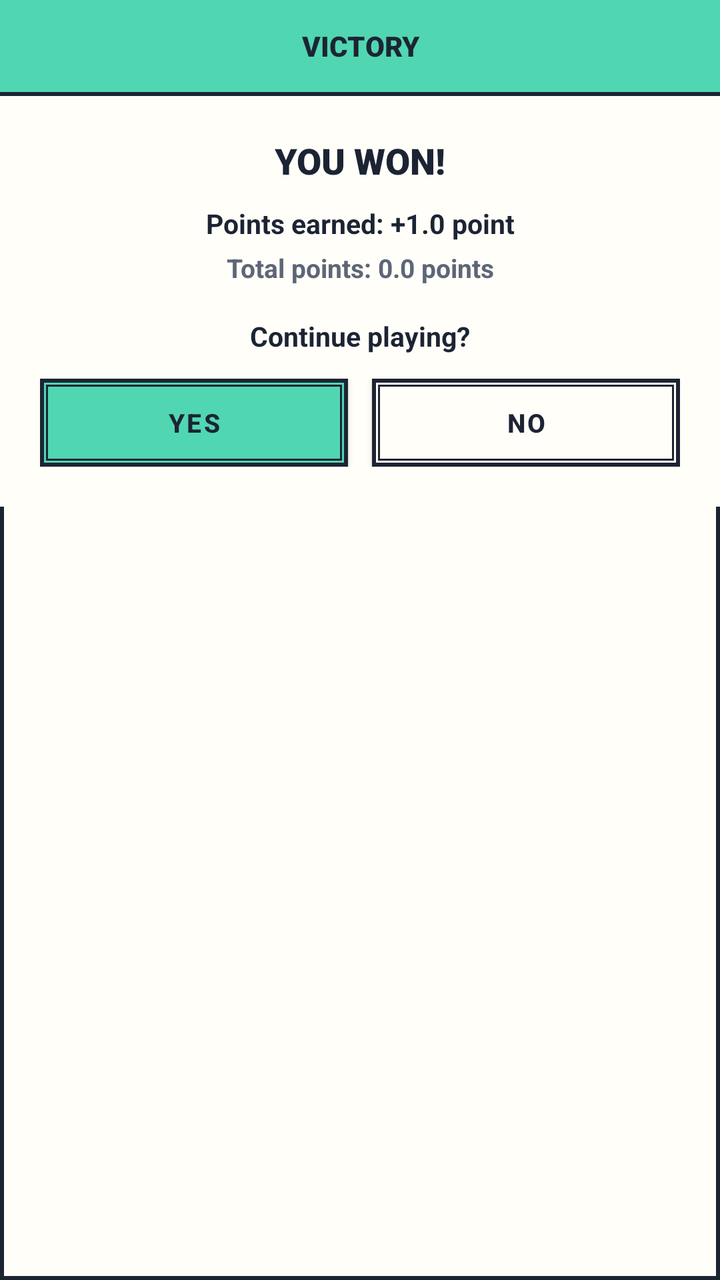
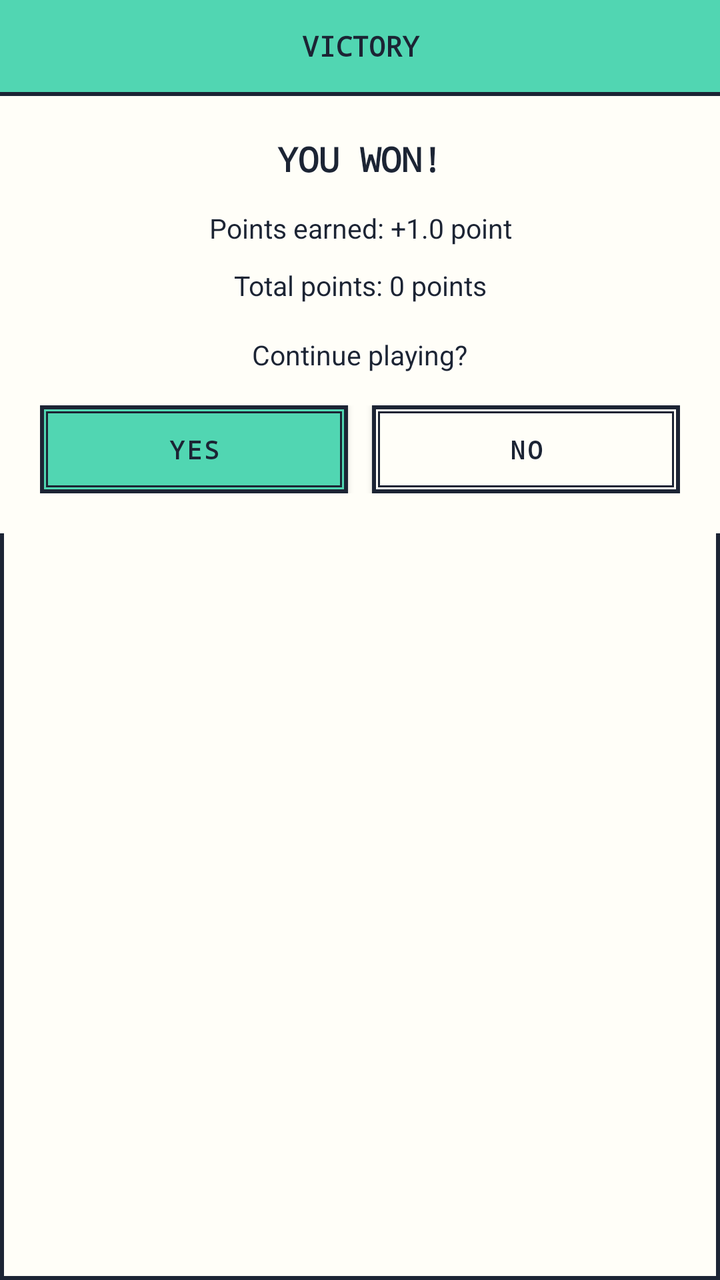

An Android layout rendered at two revisions. The XML below is the earlier revision; the diff shows what the commit changed to produce the second picture.
<!-- AndroidManifest.xml: application theme Theme.CaroGame -->
<!-- res/layout/matchresult.xml -->
<?xml version="1.0" encoding="utf-8"?>
<LinearLayout xmlns:android="http://schemas.android.com/apk/res/android"
    xmlns:app="http://schemas.android.com/apk/res-auto"
    android:layout_width="330dp"
    android:layout_height="wrap_content"
    android:background="@drawable/bg_box_cream"
    android:orientation="vertical">

    <TextView
        android:id="@+id/lblResultTitle"
        android:layout_width="match_parent"
        android:layout_height="46dp"
        android:background="@color/kora_mint"
        android:fontFamily="sans-serif-black"
        android:gravity="center"
        android:text="VICTORY"
        android:textColor="@color/kora_ink"
        android:textSize="14sp"
        android:textStyle="bold" />

    <View
        android:layout_width="match_parent"
        android:layout_height="2dp"
        android:background="@color/kora_ink" />

    <LinearLayout
        android:layout_width="match_parent"
        android:layout_height="wrap_content"
        android:background="@color/kora_cream"
        android:gravity="center_horizontal"
        android:orientation="vertical"
        android:padding="20dp">

        <TextView
            android:id="@+id/lblMessage"
            android:layout_width="match_parent"
            android:layout_height="wrap_content"
            android:fontFamily="sans-serif-black"
            android:gravity="center"
            android:lineSpacingExtra="4dp"
            android:text="YOU WON!"
            android:textColor="@color/kora_ink"
            android:textSize="18sp"
            android:textStyle="bold" />

        <TextView
            android:id="@+id/lblPointsEarned"
            android:layout_width="match_parent"
            android:layout_height="wrap_content"
            android:layout_marginTop="10dp"
            android:gravity="center"
            android:text="Points earned: +1.0 point"
            android:textColor="@color/kora_ink"
            android:textSize="13.5sp"
            android:textStyle="bold" />

        <TextView
            android:id="@+id/lblTotalPoints"
            android:layout_width="match_parent"
            android:layout_height="wrap_content"
            android:layout_marginTop="4dp"
            android:gravity="center"
            android:text="Total points: 0.0 points"
            android:textColor="@color/kora_muted"
            android:textSize="13sp"
            android:textStyle="bold" />

        <TextView
            android:id="@+id/lblRematchPrompt"
            android:layout_width="wrap_content"
            android:layout_height="wrap_content"
            android:layout_marginTop="16dp"
            android:text="Continue playing?"
            android:textColor="@color/kora_ink"
            android:textSize="13.5sp"
            android:textStyle="bold" />

        <LinearLayout
            android:layout_width="match_parent"
            android:layout_height="wrap_content"
            android:layout_marginTop="12dp"
            android:orientation="horizontal">

            <Button
                android:id="@+id/btnYesRematch"
                android:layout_width="0dp"
                android:layout_height="44dp"
                android:layout_marginEnd="6dp"
                android:layout_weight="1"
                android:background="@drawable/bg_btn_mint"
                android:text="YES"
                android:textColor="@color/kora_ink"
                android:textSize="13sp"
                android:textStyle="bold"
                app:backgroundTint="@null" />

            <Button
                android:id="@+id/btnNoHome"
                android:layout_width="0dp"
                android:layout_height="44dp"
                android:layout_marginStart="6dp"
                android:layout_weight="1"
                android:background="@drawable/bg_btn_cream"
                android:text="NO"
                android:textColor="@color/kora_ink"
                android:textSize="13sp"
                android:textStyle="bold"
                app:backgroundTint="@null" />
        </LinearLayout>

    </LinearLayout>
</LinearLayout>
<!-- resources referenced by this layout -->
<resources>
  <color name="kora_cream">#FFFEF8</color>
  <color name="kora_ink">#1C2434</color>
  <color name="kora_mint">#51D6B2</color>
  <color name="kora_muted">#5D6678</color>
  <!-- drawable bg_box_cream (drawable) -->
  <?xml version="1.0" encoding="utf-8"?>
  <shape xmlns:android="http://schemas.android.com/apk/res/android" android:shape="rectangle">
      <solid android:color="@color/kora_cream" />
      <stroke android:width="2dp" android:color="@color/kora_ink" />
  </shape>
  <!-- drawable bg_btn_cream (drawable) -->
  <?xml version="1.0" encoding="utf-8"?>
  <layer-list xmlns:android="http://schemas.android.com/apk/res/android">
      <item>
          <shape android:shape="rectangle">
              <solid android:color="@color/kora_cream" />
              <stroke android:width="2dp" android:color="@color/kora_ink" />
          </shape>
      </item>
      <item android:left="3dp" android:top="3dp" android:right="3dp" android:bottom="3dp">
          <shape android:shape="rectangle">
              <solid android:color="@color/kora_cream" />
              <stroke android:width="1dp" android:color="@color/kora_ink" />
          </shape>
      </item>
  </layer-list>
  <!-- drawable bg_btn_mint (drawable) -->
  <?xml version="1.0" encoding="utf-8"?>
  <layer-list xmlns:android="http://schemas.android.com/apk/res/android">
      <item>
          <shape android:shape="rectangle">
              <solid android:color="@color/kora_mint" />
              <stroke android:width="2dp" android:color="@color/kora_ink" />
          </shape>
      </item>
      <item android:left="3dp" android:top="3dp" android:right="3dp" android:bottom="3dp">
          <shape android:shape="rectangle">
              <solid android:color="@color/kora_mint" />
              <stroke android:width="1dp" android:color="@color/kora_ink" />
          </shape>
      </item>
  </layer-list>
  <style name="Theme.CaroGame" parent="Theme.MaterialComponents.Light.NoActionBar">
          <item name="colorPrimary">@color/kora_ink</item>
          <item name="colorPrimaryVariant">@color/kora_navy_timer</item>
          <item name="colorOnPrimary">@color/kora_surface</item>
          <item name="colorSecondary">@color/kora_mint</item>
          <item name="android:statusBarColor">@color/kora_ink</item>
          <item name="android:windowBackground">@color/kora_bg</item>
      </style>
  <color name="kora_navy_timer">#1C2434</color>
  <color name="kora_surface">#FFFFFF</color>
  <color name="kora_bg">#FFFFFF</color>
</resources>

<!-- the commit's change to res/layout/matchresult.xml (unified diff, before → after) -->
@@ -1,7 +1,7 @@
 <?xml version="1.0" encoding="utf-8"?>
 <LinearLayout xmlns:android="http://schemas.android.com/apk/res/android"
     xmlns:app="http://schemas.android.com/apk/res-auto"
-    android:layout_width="330dp"
+    android:layout_width="match_parent"
     android:layout_height="wrap_content"
     android:background="@drawable/bg_box_cream"
     android:orientation="vertical">
@@ -11,7 +11,7 @@
         android:layout_width="match_parent"
         android:layout_height="46dp"
         android:background="@color/kora_mint"
-        android:fontFamily="sans-serif-black"
+        android:fontFamily="monospace"
         android:gravity="center"
         android:text="VICTORY"
         android:textColor="@color/kora_ink"
@@ -35,35 +35,33 @@
             android:id="@+id/lblMessage"
             android:layout_width="match_parent"
             android:layout_height="wrap_content"
-            android:fontFamily="sans-serif-black"
+            android:fontFamily="monospace"
             android:gravity="center"
             android:lineSpacingExtra="4dp"
             android:text="YOU WON!"
             android:textColor="@color/kora_ink"
-            android:textSize="18sp"
+            android:textSize="17sp"
             android:textStyle="bold" />
 
         <TextView
             android:id="@+id/lblPointsEarned"
             android:layout_width="match_parent"
             android:layout_height="wrap_content"
-            android:layout_marginTop="10dp"
+            android:layout_marginTop="14dp"
             android:gravity="center"
             android:text="Points earned: +1.0 point"
             android:textColor="@color/kora_ink"
-            android:textSize="13.5sp"
-            android:textStyle="bold" />
+            android:textSize="13.5sp" />
 
         <TextView
             android:id="@+id/lblTotalPoints"
             android:layout_width="match_parent"
             android:layout_height="wrap_content"
-            android:layout_marginTop="4dp"
+            android:layout_marginTop="10dp"
             android:gravity="center"
-            android:text="Total points: 0.0 points"
-            android:textColor="@color/kora_muted"
-            android:textSize="13sp"
-            android:textStyle="bold" />
+            android:text="Total points: 0 points"
+            android:textColor="@color/kora_ink"
+            android:textSize="13.5sp" />
 
         <TextView
             android:id="@+id/lblRematchPrompt"
@@ -72,13 +70,13 @@
             android:layout_marginTop="16dp"
             android:text="Continue playing?"
             android:textColor="@color/kora_ink"
-            android:textSize="13.5sp"
-            android:textStyle="bold" />
+            android:textSize="13.5sp" />
 
         <LinearLayout
             android:layout_width="match_parent"
             android:layout_height="wrap_content"
-            android:layout_marginTop="12dp"
+            android:layout_marginTop="16dp"
+            android:gravity="center"
             android:orientation="horizontal">
 
             <Button
@@ -88,9 +86,11 @@
                 android:layout_marginEnd="6dp"
                 android:layout_weight="1"
                 android:background="@drawable/bg_btn_mint"
+                android:fontFamily="monospace"
+                android:minWidth="0dp"
                 android:text="YES"
                 android:textColor="@color/kora_ink"
-                android:textSize="13sp"
+                android:textSize="12.5sp"
                 android:textStyle="bold"
                 app:backgroundTint="@null" />
 
@@ -101,9 +101,11 @@
                 android:layout_marginStart="6dp"
                 android:layout_weight="1"
                 android:background="@drawable/bg_btn_cream"
+                android:fontFamily="monospace"
+                android:minWidth="0dp"
                 android:text="NO"
                 android:textColor="@color/kora_ink"
-                android:textSize="13sp"
+                android:textSize="12.5sp"
                 android:textStyle="bold"
                 app:backgroundTint="@null" />
         </LinearLayout>
<!-- resource entries referenced after the edit -->
@@ -3,7 +3,6 @@
   <color name="kora_cream">#FFFEF8</color>
   <color name="kora_ink">#1C2434</color>
   <color name="kora_mint">#51D6B2</color>
-  <color name="kora_muted">#5D6678</color>
   <!-- drawable bg_box_cream (drawable) -->
   <?xml version="1.0" encoding="utf-8"?>
   <shape xmlns:android="http://schemas.android.com/apk/res/android" android:shape="rectangle">
